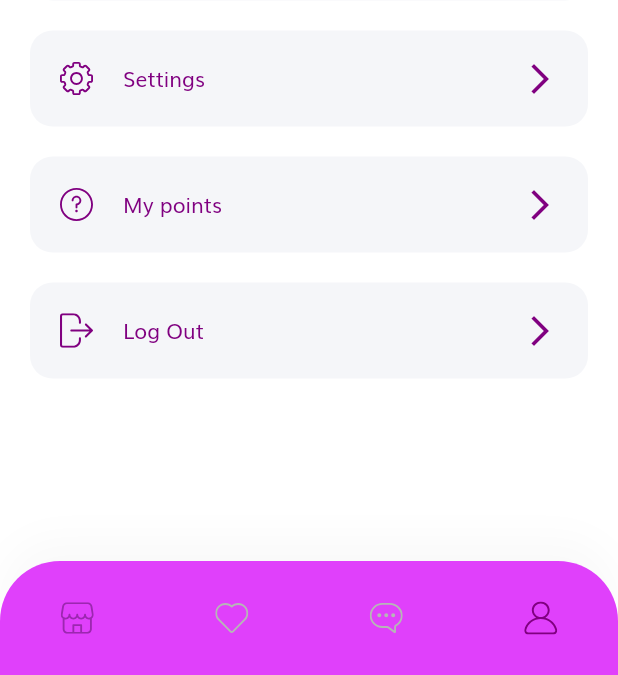
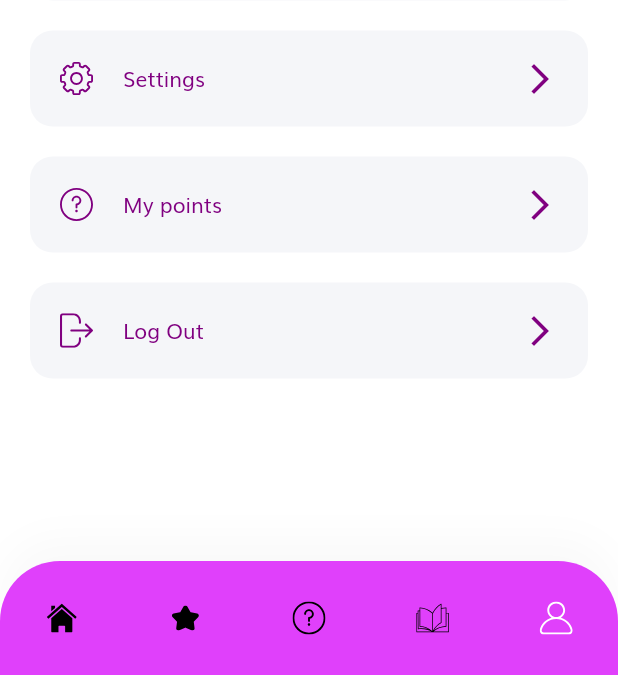
Before and after one commit to SurabhiMishra/EmpowHER-App, a Flutter app: the ProfileScreen screen opened by its route, on a phone screen of 412 x 824 dp, the part 561-1236 px from its top. Run offline on Flutter 3.47's test engine with Material 2 defaults, Android fonts, the phone set to English and light mode, and no system bars; our stand-ins replace flutter_svg.

Commit message:
Pages added all

```diff
--- a/lib/components/coustom_bottom_nav_bar.dart
+++ b/lib/components/custom_bottom_nav_bar.dart
@@ -1,7 +1,10 @@
 import 'package:flutter/material.dart';
 import 'package:flutter_svg/flutter_svg.dart';
+import 'package:shop_app/resources/resources_screen.dart';
 import 'package:shop_app/screens/home/home_screen.dart';
+import 'package:shop_app/screens/mentor/mentor_screen.dart';
 import 'package:shop_app/screens/profile/profile_screen.dart';
+import 'package:shop_app/story/story_screen.dart';
 
 import '../constants.dart';
 import '../enums.dart';
@@ -40,28 +43,47 @@ class CustomBottomNavBar extends StatelessWidget {
             children: [
               IconButton(
                 icon: SvgPicture.asset(
-                  "assets/icons/Shop Icon.svg",
+                  "assets/icons/home.svg",
                   color: MenuState.home == selectedMenu
-                      ? kPrimaryColor
-                      : inActiveIconColor,
+                      ? Colors.white
+                      : Colors.black,
+                  height: 20,
+                  width: 20,
                 ),
                 onPressed: () =>
                     Navigator.pushNamed(context, HomeScreen.routeName),
               ),
               IconButton(
-                icon: SvgPicture.asset("assets/icons/Heart Icon.svg"),
-                onPressed: () {},
+                icon: SvgPicture.asset("assets/icons/Star Icon.svg",
+                    color: MenuState.resources == selectedMenu
+                        ? Colors.white
+                        : Colors.black,height: 18,width: 18,),
+
+                onPressed: () =>
+                    Navigator.pushNamed(context, ResourcesScreen.routeName),
               ),
               IconButton(
-                icon: SvgPicture.asset("assets/icons/Chat bubble Icon.svg"),
-                onPressed: () {},
+                icon: SvgPicture.asset("assets/icons/Question mark.svg",
+                    color: MenuState.mentor == selectedMenu
+                        ? Colors.white
+                        : Colors.black),
+                onPressed: () =>
+                    Navigator.pushNamed(context, MentorScreen.routeName),
+              ),
+              IconButton(
+                icon: SvgPicture.asset("assets/icons/book.svg",
+                    color: MenuState.story == selectedMenu
+                        ? Colors.white
+                        : Colors.black,height: 22,width: 22,),
+                onPressed: () =>
+                    Navigator.pushNamed(context, StoryScreen.routeName),
               ),
               IconButton(
                 icon: SvgPicture.asset(
                   "assets/icons/User Icon.svg",
                   color: MenuState.profile == selectedMenu
-                      ? kPrimaryColor
-                      : inActiveIconColor,
+                      ? Colors.white
+                      : Colors.black,
                 ),
                 onPressed: () =>
                     Navigator.pushNamed(context, ProfileScreen.routeName),
--- a/lib/enums.dart
+++ b/lib/enums.dart
@@ -1 +1 @@
-enum MenuState { home, favourite, message, profile }
+enum MenuState { home, resources, mentor,story, profile }
--- a/lib/routes.dart
+++ b/lib/routes.dart
@@ -1,14 +1,17 @@
 import 'package:flutter/widgets.dart';
+import 'package:shop_app/resources/resources_screen.dart';
 import 'package:shop_app/screens/cart/cart_screen.dart';
 import 'package:shop_app/screens/complete_profile/complete_profile_screen.dart';
 import 'package:shop_app/screens/details/details_screen.dart';
 import 'package:shop_app/screens/forgot_password/forgot_password_screen.dart';
 import 'package:shop_app/screens/home/home_screen.dart';
 import 'package:shop_app/screens/login_success/login_success_screen.dart';
+import 'package:shop_app/screens/mentor/mentor_screen.dart';
 import 'package:shop_app/screens/otp/otp_screen.dart';
 import 'package:shop_app/screens/profile/profile_screen.dart';
 import 'package:shop_app/screens/sign_in/sign_in_screen.dart';
 import 'package:shop_app/screens/splash/splash_screen.dart';
+import 'package:shop_app/story/story_screen.dart';
 
 import 'screens/sign_up/sign_up_screen.dart';
 
@@ -26,4 +29,7 @@ final Map<String, WidgetBuilder> routes = {
   DetailsScreen.routeName: (context) => DetailsScreen(),
   CartScreen.routeName: (context) => CartScreen(),
   ProfileScreen.routeName: (context) => ProfileScreen(),
+  MentorScreen.routeName: (context) => MentorScreen(),
+  ResourcesScreen.routeName: (context) => ResourcesScreen(),
+  StoryScreen.routeName: (context) => StoryScreen(),
 };
--- a/lib/screens/home/home_screen.dart
+++ b/lib/screens/home/home_screen.dart
@@ -1,5 +1,5 @@
 import 'package:flutter/material.dart';
-import 'package:shop_app/components/coustom_bottom_nav_bar.dart';
+import 'package:shop_app/components/custom_bottom_nav_bar.dart';
 import 'package:shop_app/enums.dart';
 
 import 'components/body.dart';
--- a/lib/screens/profile/profile_screen.dart
+++ b/lib/screens/profile/profile_screen.dart
@@ -1,5 +1,5 @@
 import 'package:flutter/material.dart';
-import 'package:shop_app/components/coustom_bottom_nav_bar.dart';
+import 'package:shop_app/components/custom_bottom_nav_bar.dart';
 import 'package:shop_app/enums.dart';
 
 import 'components/body.dart';
```
Also changed, not shown: lib/resources/resources_screen.dart (added, +60 -0 lines), lib/screens/mentor/mentor_screen.dart (added, +60 -0 lines), lib/story/story_screen.dart (added, +60 -0 lines), assets/icons/book.svg (added), assets/icons/home.svg (added).
